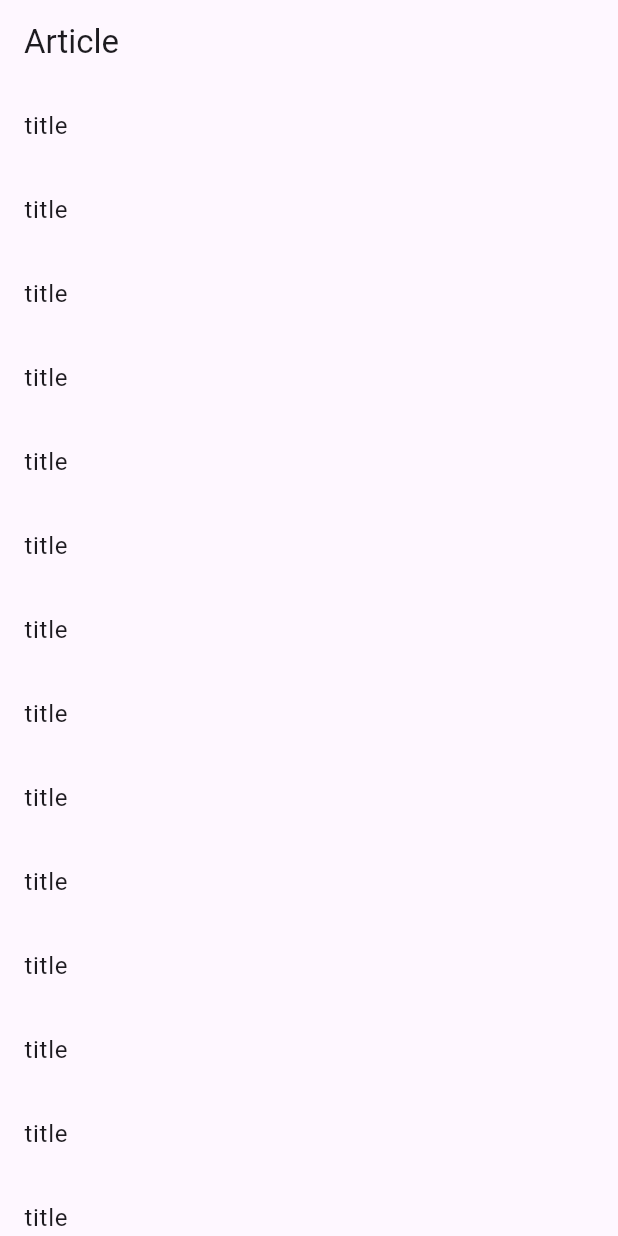
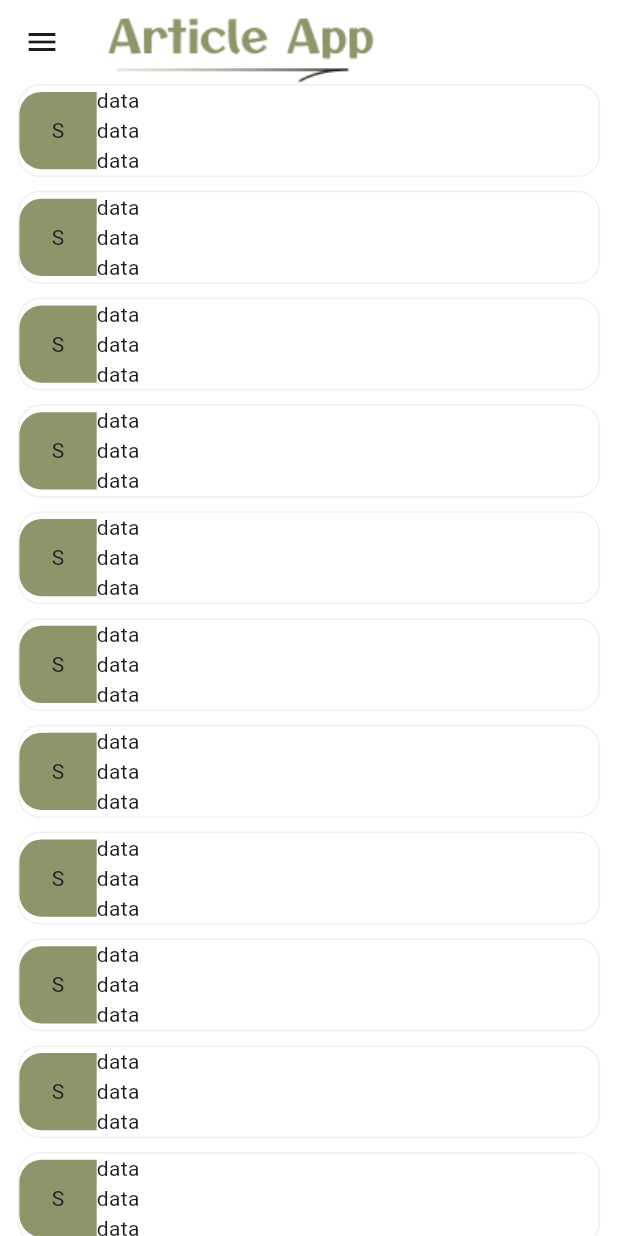
Before and after one commit to asadique2/article_app, a Flutter app: the screen it shows after launch, on a phone screen of 412 x 824 dp. Run offline on Flutter 3.47's test engine with Material 3 defaults, Android fonts, the phone set to English and light mode, and no system bars; our stand-ins replace flutter_screenutil, get.

Commit message:
create common text widget and app color

```diff
--- a/article_app/lib/app.dart
+++ b/article_app/lib/app.dart
@@ -1,4 +1,5 @@
 import 'package:article_app/app/routes/app_routes.dart';
+import 'package:article_app/app/themes/app_colors.dart';
 import 'package:article_app/app_bindings.dart';
 import 'package:flutter/material.dart';
 import 'package:flutter_screenutil/flutter_screenutil.dart';
@@ -19,11 +20,18 @@ class App extends StatelessWidget {
         if (Get.isOverlaysOpen) Get.back();
       },
       child: ScreenUtilInit(
-        designSize: Size(430, 932),
+        designSize: Size(414, 896),
         child: GetMaterialApp(
           initialRoute: Routes.article,
           initialBinding: AppBinding(),
           getPages: AppPages.pages,
+          theme: ThemeData(
+            scaffoldBackgroundColor: AppColors.whiteColor,
+            appBarTheme: AppBarTheme(
+              backgroundColor: AppColors.whiteColor,
+              surfaceTintColor: AppColors.baseColor,
+            ),
+          ),
         ),
       ),
     );
--- a/article_app/lib/app/modeule/article/view/article_screen.dart
+++ b/article_app/lib/app/modeule/article/view/article_screen.dart
@@ -1,4 +1,7 @@
+import 'package:article_app/app/themes/app_colors.dart';
+import 'package:article_app/data/images.dart';
 import 'package:flutter/material.dart';
+import 'package:flutter_screenutil/flutter_screenutil.dart';
 import 'package:get/get.dart';
 
 import '../controller/article_controller.dart';
@@ -9,9 +12,35 @@ class ArticleScreen extends GetView<ArticleController> {
   @override
   Widget build(BuildContext context) {
     return Scaffold(
-      appBar: AppBar(title: Text('Article')),
-      body: ListView.builder(
-        itemBuilder: (ctx, idx) => ListTile(title: Text('title')),
+      appBar: AppBar(title: Image.asset(AppImages.logo)),
+      drawer: Drawer(),
+      body: ListView.separated(
+        separatorBuilder: (ctx, idx) => SizedBox(height: 10.h),
+        itemBuilder:
+            (ctx, idx) => Container(
+              decoration: BoxDecoration(
+                borderRadius: BorderRadius.circular(16.r),
+                color: AppColors.whiteColor,
+                border: Border.all(color: AppColors.disableColor),
+              ),
+              child: Row(
+                children: [
+                  Container(
+                    decoration: BoxDecoration(
+                      color: AppColors.baseColor,
+                      borderRadius: BorderRadius.only(
+                        topLeft: Radius.circular(16.r),
+                        bottomLeft: Radius.circular(16.r),
+                      ),
+                    ),
+                    height: 56.h,
+                    width: 56.h,
+                    child: Center(child: Text('S')),
+                  ),
+                  Column(children: [Text('data'), Text('data'), Text('data')]),
+                ],
+              ),
+            ).paddingSymmetric(horizontal: 12.w),
         itemCount: 20,
       ),
     );
--- /dev/null
+++ b/article_app/lib/app/themes/app_colors.dart
@@ -0,0 +1,10 @@
+import 'package:flutter/material.dart';
+
+class AppColors {
+  AppColors._privateConstructor();
+  static const baseColor = Color(0xff8D956A);
+  static const whiteColor = Colors.white;
+  static const errorColor = Color(0xffF63838);
+  static const warning = Color(0xffEAA132);
+  static const disableColor = Color(0xffF0F0F0);
+}
--- /dev/null
+++ b/article_app/lib/data/images.dart
@@ -0,0 +1,4 @@
+class AppImages {
+  AppImages._privateConstructor();
+  static const logo = 'assets/article.png';
+}
--- a/article_app/pubspec.yaml
+++ b/article_app/pubspec.yaml
@@ -60,9 +60,8 @@ flutter:
   uses-material-design: true
 
   # To add assets to your application, add an assets section, like this:
-  # assets:
-  #   - images/a_dot_burr.jpeg
-  #   - images/a_dot_ham.jpeg
+  assets:
+    - assets/
 
   # An image asset can refer to one or more resolution-specific "variants", see
   # https://flutter.dev/to/resolution-aware-images
```
Also changed, not shown: article_app/lib/app/widgets/common_text.dart (added, +78 -0 lines), article_app/assets/article.png (added).
